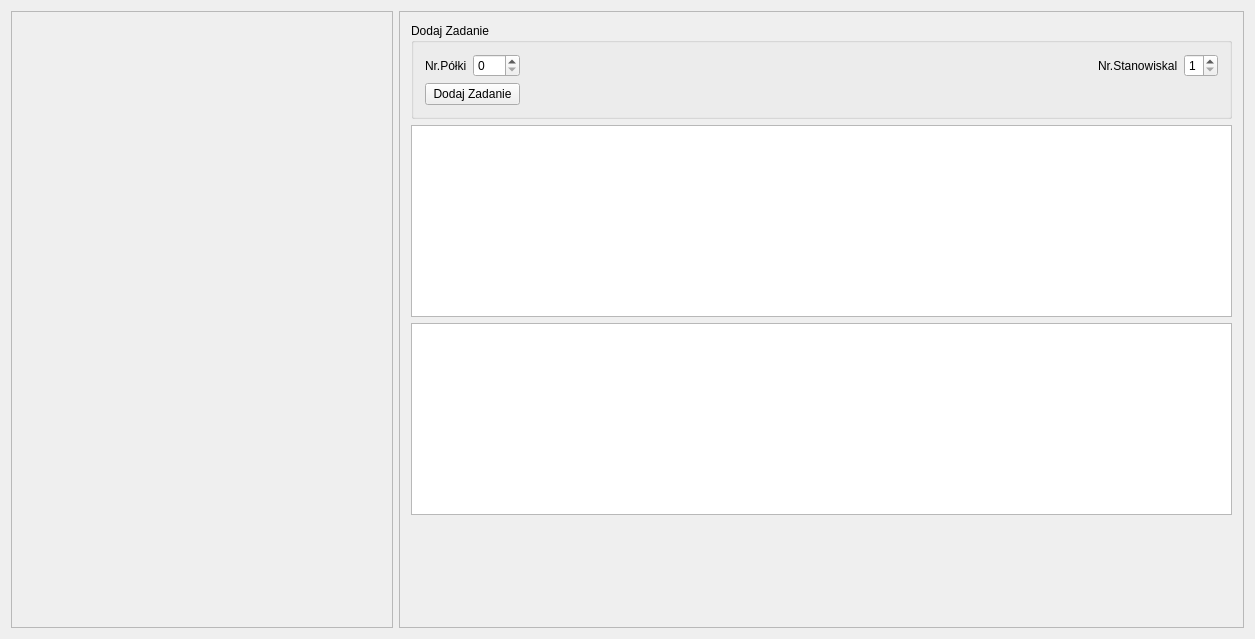
The window that mainwindow.ui (vodzik/Projekt) describes before a commit, drawn with Qt 5.
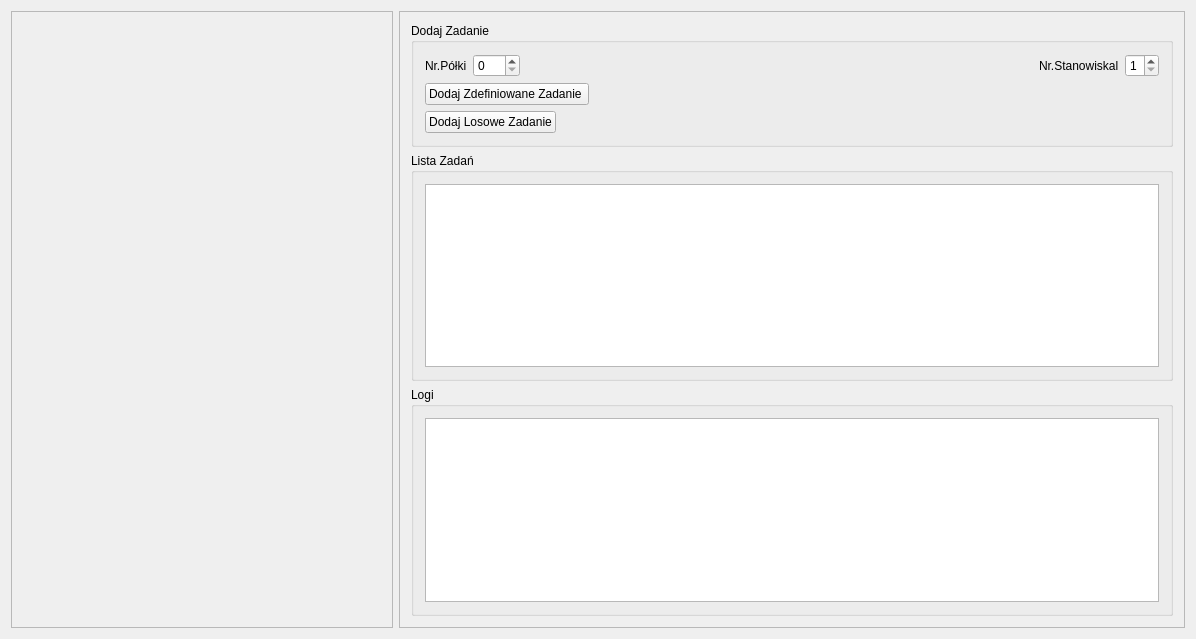
The same window after the commit. Icons and pictures are not drawn.

Commit message:
Dodanie Logów
Dodanie slotów dla logów i listy aktualnych zadań

```diff
--- a/mainwindow.ui
+++ b/mainwindow.ui
@@ -6,7 +6,7 @@
    <rect>
     <x>0</x>
     <y>0</y>
-    <width>1255</width>
+    <width>1196</width>
     <height>639</height>
    </rect>
   </property>
@@ -6308,37 +6308,26 @@
        <enum>QFrame::Plain</enum>
       </property>
       <layout class="QGridLayout" name="gridLayout_3">
-       <item row="3" column="0">
-        <spacer name="verticalSpacer">
-         <property name="orientation">
-          <enum>Qt::Vertical</enum>
-         </property>
-         <property name="sizeHint" stdset="0">
-          <size>
-           <width>20</width>
-           <height>40</height>
-          </size>
-         </property>
-        </spacer>
-       </item>
        <item row="0" column="0">
         <widget class="QGroupBox" name="groupBox">
          <property name="title">
           <string>Dodaj Zadanie</string>
          </property>
+         <layout class="QVBoxLayout" name="verticalLayout_3">
+          <item>
          <layout class="QGridLayout" name="gridLayout_4">
-          <item row="0" column="2">
-           <spacer name="horizontalSpacer">
-            <property name="orientation">
-             <enum>Qt::Horizontal</enum>
-            </property>
-            <property name="sizeHint" stdset="0">
-             <size>
-              <width>40</width>
-              <height>20</height>
-             </size>
-            </property>
-           </spacer>
+            <item row="0" column="0">
+             <widget class="QLabel" name="label_2">
+              <property name="sizePolicy">
+               <sizepolicy hsizetype="Minimum" vsizetype="Minimum">
+                <horstretch>0</horstretch>
+                <verstretch>0</verstretch>
+               </sizepolicy>
+              </property>
+              <property name="text">
+               <string>Nr.Półki</string>
+              </property>
+             </widget>
           </item>
           <item row="0" column="1">
            <widget class="QSpinBox" name="nr_polki">
@@ -6347,6 +6336,19 @@
             </property>
            </widget>
           </item>
+            <item row="0" column="2">
+             <spacer name="horizontalSpacer">
+              <property name="orientation">
+               <enum>Qt::Horizontal</enum>
+              </property>
+              <property name="sizeHint" stdset="0">
+               <size>
+                <width>144</width>
+                <height>17</height>
+               </size>
+              </property>
+             </spacer>
+            </item>
           <item row="0" column="3">
            <widget class="QLabel" name="label">
             <property name="text">
@@ -6364,27 +6366,18 @@
             </property>
            </widget>
           </item>
-          <item row="0" column="0">
-           <widget class="QLabel" name="label_2">
-            <property name="sizePolicy">
-             <sizepolicy hsizetype="Minimum" vsizetype="Minimum">
-              <horstretch>0</horstretch>
-              <verstretch>0</verstretch>
-             </sizepolicy>
-            </property>
-            <property name="text">
-             <string>Nr.Półki</string>
-            </property>
-           </widget>
+           </layout>
           </item>
-          <item row="2" column="0" colspan="2">
+          <item>
+           <layout class="QGridLayout" name="gridLayout_5">
+            <item row="0" column="0">
            <widget class="QPushButton" name="pushButton">
             <property name="text">
-             <string>Dodaj Zadanie</string>
+               <string>Dodaj Zdefiniowane Zadanie </string>
             </property>
            </widget>
           </item>
-          <item row="2" column="2" colspan="3">
+            <item row="0" column="1">
            <spacer name="horizontalSpacer_2">
             <property name="orientation">
              <enum>Qt::Horizontal</enum>
@@ -6398,13 +6391,77 @@
            </spacer>
           </item>
          </layout>
+          </item>
+          <item>
+           <layout class="QGridLayout" name="gridLayout_6">
+            <item row="0" column="0">
+             <widget class="QPushButton" name="pushButton_2">
+              <property name="text">
+               <string>Dodaj Losowe Zadanie</string>
+              </property>
+             </widget>
+            </item>
+            <item row="0" column="1">
+             <spacer name="horizontalSpacer_3">
+              <property name="orientation">
+               <enum>Qt::Horizontal</enum>
+              </property>
+              <property name="sizeHint" stdset="0">
+               <size>
+                <width>40</width>
+                <height>20</height>
+               </size>
+              </property>
+             </spacer>
+            </item>
+           </layout>
+          </item>
+         </layout>
         </widget>
        </item>
        <item row="1" column="0">
-        <widget class="QTextEdit" name="textEdit"/>
+        <widget class="QGroupBox" name="groupBox_2">
+         <property name="title">
+          <string>Lista Zadań</string>
+         </property>
+         <layout class="QVBoxLayout" name="verticalLayout_4">
+          <item>
+           <widget class="QTextEdit" name="ListaZadan">
+            <property name="minimumSize">
+             <size>
+              <width>250</width>
+              <height>0</height>
+             </size>
+            </property>
+            <property name="readOnly">
+             <bool>true</bool>
+            </property>
+           </widget>
+          </item>
+         </layout>
+        </widget>
        </item>
        <item row="2" column="0">
-        <widget class="QPlainTextEdit" name="plainTextEdit"/>
+        <widget class="QGroupBox" name="groupBox_3">
+         <property name="title">
+          <string>Logi</string>
+         </property>
+         <layout class="QVBoxLayout" name="verticalLayout_5">
+          <item>
+           <widget class="QTextEdit" name="Logi">
+            <property name="minimumSize">
+             <size>
+              <width>250</width>
+              <height>0</height>
+             </size>
+            </property>
+            <property name="readOnly">
+             <bool>true</bool>
+            </property>
+           </widget>
+          </item>
+         </layout>
+        </widget>
        </item>
       </layout>
      </widget>
```
Lines whose indentation alone changed are shown as unchanged. The commit also changes 2 other files.
